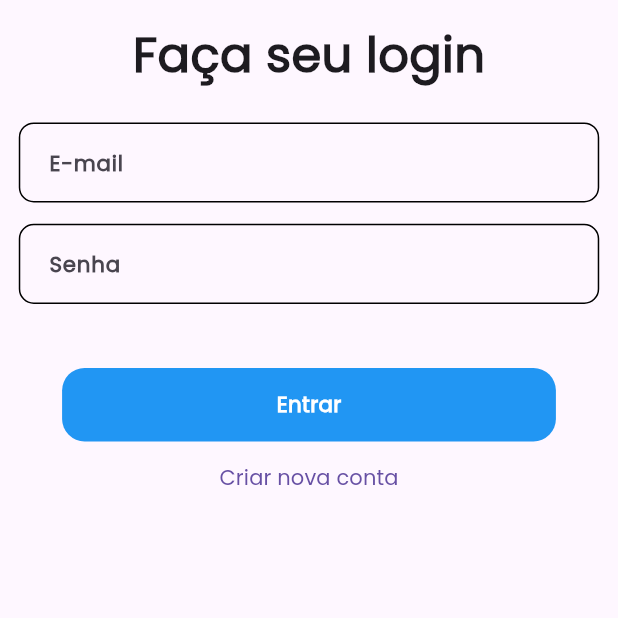
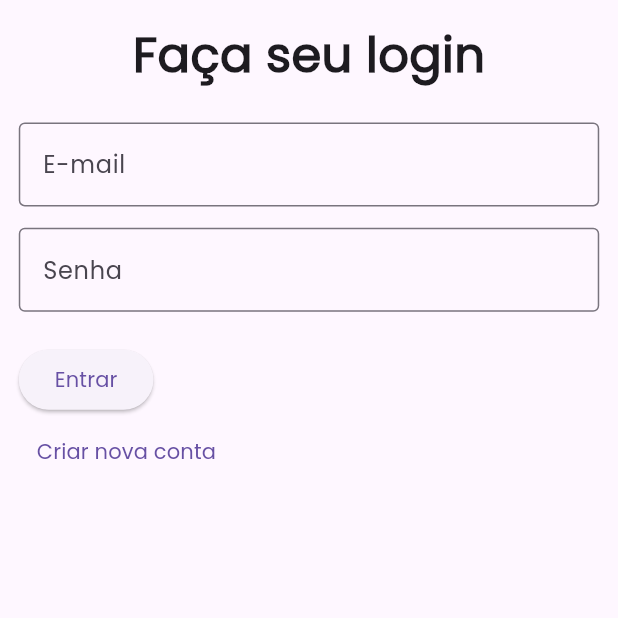
Before and after one commit to iru-Y/course_app, a Flutter app: the LoginScreen screen opened by its route, on a phone screen of 412 x 824 dp, the top half of it. Run offline on Flutter 3.47's test engine with Material 3 defaults, Android fonts, the phone set to English and light mode, and no system bars; our stand-ins replace file_picker, flutter_screenutil, video_player; missing offline and left inert: video_thumbnail_imageview.

```diff
--- a/lib/notifier/user_notifier.dart
+++ b/lib/notifier/user_notifier.dart
@@ -1,17 +1,18 @@
-import 'package:course_app/user/user_model.dart';
+// user_notifier.dart
 import 'package:flutter/material.dart';
 
 class UserNotifier with ChangeNotifier {
-  UserModel userModel = UserModel();
+  String? _email;
+
+  String? get email => _email;
 
   void setEmail(String newEmail) {
-     userModel ??= UserModel();
-    userModel.email = newEmail;
+    _email = newEmail;
     notifyListeners();
   }
 
-   void clearUser() {
-    userModel.email = null;
+  void clearUser() {
+    _email = null;
     notifyListeners();
   }
 }
--- a/lib/user/login_screen.dart
+++ b/lib/user/login_screen.dart
@@ -1,8 +1,7 @@
+// login_screen.dart
 import 'package:course_app/app_routes.dart';
 import 'package:course_app/notifier/user_notifier.dart';
 import 'package:course_app/user/login_repo.dart';
-import 'package:course_app/widgets/custom_form.dart';
-import 'package:course_app/widgets/default_button.dart';
 import 'package:flutter/material.dart';
 import 'package:flutter_screenutil/flutter_screenutil.dart';
 import 'package:provider/provider.dart';
@@ -19,35 +18,38 @@ class _LoginScreenState extends State<LoginScreen> {
   final TextEditingController _emailController = TextEditingController();
   final TextEditingController _passwordController = TextEditingController();
 
-  @override
-  void dispose() {
-    _emailController.dispose();
-    _passwordController.dispose();
-    loginRepo;
-    super.dispose();
-  }
-
   Future<void> _performLogin() async {
     final email = _emailController.text.trim();
     final password = _passwordController.text.trim();
 
     if (email.isEmpty || password.isEmpty) {
       ScaffoldMessenger.of(context).showSnackBar(
-        const SnackBar(content: Text('Por favor, preencha todos os campos')),
+        const SnackBar(content: Text('Preencha todos os campos')),
       );
       return;
     }
 
     try {
+      // Simulação de login bem-sucedido
       await loginRepo.login(email, password);
+
+      // Atualiza o UserNotifier com o email
       final userNotifier = Provider.of<UserNotifier>(context, listen: false);
       userNotifier.setEmail(email);
+
       Navigator.pushNamed(context, AppRoute.home);
     } catch (e) {
-      ScaffoldMessenger.of(
-        context,
-      ).showSnackBar(SnackBar(content: Text('Erro ao fazer login: $e')));
+      ScaffoldMessenger.of(context).showSnackBar(
+        SnackBar(content: Text('Erro: $e')),
+      );
     }
+  }
+
+  @override
+  void dispose() {
+    _emailController.dispose();
+    _passwordController.dispose();
+    super.dispose();
   }
 
   @override
@@ -69,19 +71,30 @@ class _LoginScreenState extends State<LoginScreen> {
                 ),
               ),
               SizedBox(height: 24.h),
-              CustomForm(hintText: 'E-mail', controller: _emailController),
+              TextFormField(
+                controller: _emailController,
+                decoration: InputDecoration(
+                  labelText: 'E-mail',
+                  border: OutlineInputBorder(),
+                ),
+              ),
               SizedBox(height: 16.h),
-              CustomForm(hintText: 'Senha', controller: _passwordController),
+              TextFormField(
+                controller: _passwordController,
+                obscureText: true,
+                decoration: InputDecoration(
+                  labelText: 'Senha',
+                  border: OutlineInputBorder(),
+                ),
+              ),
               SizedBox(height: 24.h),
-              Center(
-                child: DefaultButton(text: 'Entrar', navigador: _performLogin),
+              ElevatedButton(
+                onPressed: _performLogin,
+                child: Text('Entrar'),
               ),
-              Center(
-                child: TextButton(
-                  onPressed:
-                      () => Navigator.pushNamed(context, AppRoute.register),
-                  child: Text('Criar nova conta'),
-                ),
+              TextButton(
+                onPressed: () => Navigator.pushNamed(context, AppRoute.register),
+                child: Text('Criar nova conta'),
               ),
             ],
           ),
```
Also changed, not shown: lib/course/course_page.dart (+49 -26 lines), lib/user/user_repo.dart (+6 -4 lines).
